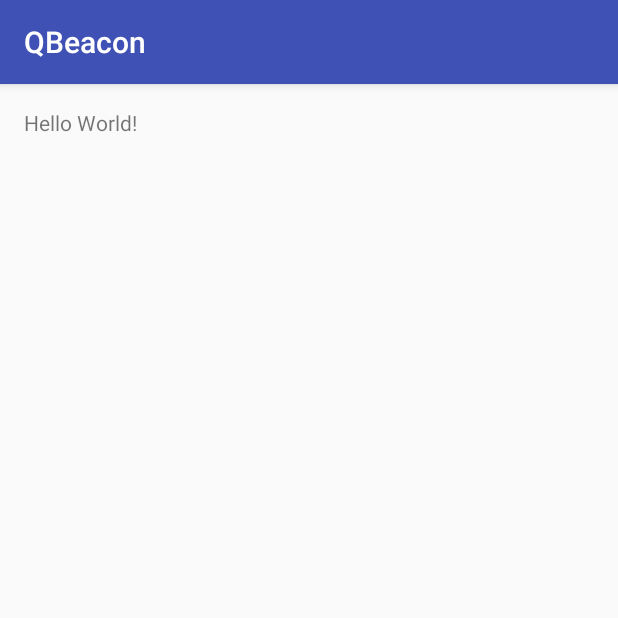
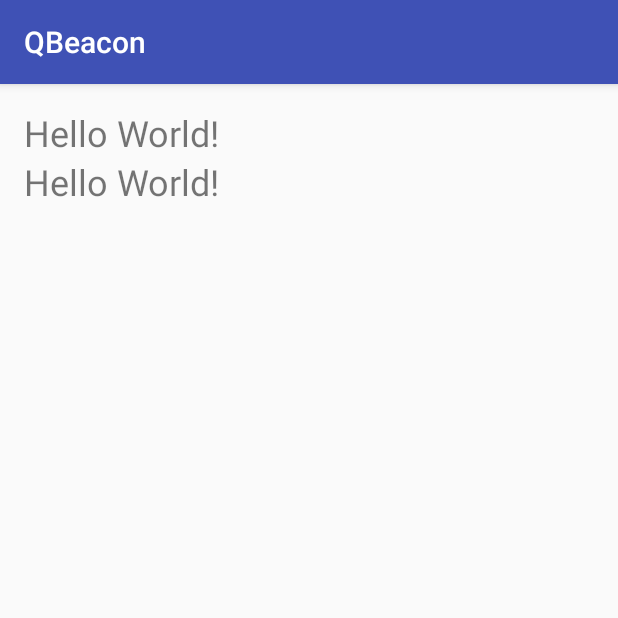
Before and after one commit to cainammello/QBeacon, an Android app: the screen it shows after launch (MainActivity), on a phone screen of 412 x 824 dp, the top half of it. Run offline under Robolectric (Android 15) with nearby library versions, the phone set to English and light mode, and no system bars; our stand-ins replace ButterKnife; libraries missing offline, so code that uses them is left out: com.orm, org.altbeacon.beacon; 6 statements that could not run were skipped.

```diff
--- a/app/build.gradle
+++ b/app/build.gradle
@@ -1,4 +1,5 @@
 apply plugin: 'com.android.application'
+apply plugin: 'android-apt'
 
 android {
     compileSdkVersion 24
@@ -30,5 +31,9 @@ dependencies {
     compile 'com.android.support:appcompat-v7:24.0.0'
 
     compile 'org.altbeacon:android-beacon-library:2+'
+    compile 'com.github.satyan:sugar:1.4'
+
+    compile 'com.jakewharton:butterknife:8.4.0'
+    apt 'com.jakewharton:butterknife-compiler:8.4.0'
 
 }
--- a/app/src/main/java/cainammello/qbeacon/MainActivity.java
+++ b/app/src/main/java/cainammello/qbeacon/MainActivity.java
@@ -4,6 +4,10 @@ import android.os.RemoteException;
 import android.support.v7.app.AppCompatActivity;
 import android.os.Bundle;
 import android.util.Log;
+import android.widget.TextView;
+
+import com.orm.SugarContext;
+import com.orm.SugarRecord;
 
 import org.altbeacon.beacon.Beacon;
 import org.altbeacon.beacon.BeaconConsumer;
@@ -15,22 +19,33 @@ import org.altbeacon.beacon.Region;
 
 import java.util.Collection;
 
+import butterknife.BindView;
+import butterknife.ButterKnife;
+import cainammello.qbeacon.model.Disciplina;
+import cainammello.qbeacon.model.Docente;
+import cainammello.qbeacon.protocolo.QBeaconProtocolo;
+
 public class MainActivity extends AppCompatActivity implements BeaconConsumer {
 
-    protected static final String TAG = "DEBUG";
+    protected static final String TAG = "DEBUG ";
     private BeaconManager beaconManager;
+
+    @BindView (R.id.docente)
+    TextView tvDocente;
+
+    @BindView (R.id.disciplina)
+    TextView tvDisciplina;
 
     @Override
     protected void onCreate(Bundle savedInstanceState) {
         super.onCreate(savedInstanceState);
         setContentView(R.layout.activity_main);
 
+        ButterKnife.bind(this);
+
+        SugarContext.init(this);
+
         beaconManager = BeaconManager.getInstanceForApplication(this);
-        // To detect proprietary beacons, you must add a line like below corresponding to your beacon
-        // type.  Do a web search for "setBeaconLayout" to get the proper expression.
-        // beaconManager.getBeaconParsers().add(new BeaconParser().
-        //        setBeaconLayout("m:2-3=beac,i:4-19,i:20-21,i:22-23,p:24-24,d:25-25"));
-
         beaconManager.getBeaconParsers().add(new BeaconParser(). setBeaconLayout("m:0-3=4c000215,i:4-19,i:20-21,i:22-23,p:24-24"));
 
         beaconManager.bind(this);
@@ -38,8 +53,38 @@ public class MainActivity extends AppCompatActivity implements BeaconConsumer {
     }
 
     @Override
+    protected void onResume() {
+        super.onResume();
+
+        /*
+
+        Docente david = new Docente("David Sena", "ZSP3");
+        david.setId(0L);
+        david.save();
+
+        Docente samy = new Docente("Samy Sá", "ZXP4");
+        samy.setId(1L);
+        samy.save();
+
+        Disciplina fup = new Disciplina("Fundamentos Programação", "123");
+        fup.setId(0L);
+        fup.save();
+
+        Disciplina discreta = new Disciplina("Matemática Discreta", "124");
+        discreta.setId(1L);
+        discreta.save();
+
+        */
+
+        Log.i(TAG, SugarRecord.listAll(Docente.class).toString());
+        Log.i(TAG, SugarRecord.listAll(Disciplina.class).toString());
+
+    }
+
+    @Override
     protected void onDestroy() {
         super.onDestroy();
+        SugarContext.terminate();
         beaconManager.unbind(this);
     }
 
@@ -72,13 +117,21 @@ public class MainActivity extends AppCompatActivity implements BeaconConsumer {
             @Override
             public void didRangeBeaconsInRegion(Collection<Beacon> beacons, Region region) {
                 if (beacons.size() > 0) {
+
                     Beacon b = beacons.iterator().next();
-                    Log.i(TAG,
-                            "The beacon: name = " + b.getBluetoothName() +
-                                    ", Adress = " + b.getBluetoothAddress() +
-                                    ", TX = " + b.getTxPower() +
-                                    ", Parser Identifier = " + b.getParserIdentifier() +
-                                    ", Rssi = " + b.getRssi());
+                    Log.i(TAG, "Recebendo nome: " + b.getBluetoothName());
+
+                    final Docente docente = QBeaconProtocolo.extrairDocente(b.getBluetoothName());
+                    final Disciplina disciplina = QBeaconProtocolo.extrairDisciplina(b.getBluetoothName());
+
+                    runOnUiThread(new Runnable() {
+                        @Override
+                        public void run() {
+                            tvDocente.setText("Beacon info docente: " + (docente != null? docente.toString(): "NULL"));
+                            tvDisciplina.setText("Beacon info disciplina: " + (disciplina != null? disciplina.toString(): "NULL"));
+                        }
+                    });
+
                 }
             }
         });
--- a/app/src/main/res/layout/activity_main.xml
+++ b/app/src/main/res/layout/activity_main.xml
@@ -1,5 +1,5 @@
 <?xml version="1.0" encoding="utf-8"?>
-<RelativeLayout xmlns:android="http://schemas.android.com/apk/res/android"
+<LinearLayout xmlns:android="http://schemas.android.com/apk/res/android"
     xmlns:tools="http://schemas.android.com/tools"
     android:layout_width="match_parent"
     android:layout_height="match_parent"
@@ -7,10 +7,22 @@
     android:paddingLeft="@dimen/activity_horizontal_margin"
     android:paddingRight="@dimen/activity_horizontal_margin"
     android:paddingTop="@dimen/activity_vertical_margin"
+    android:orientation="vertical"
     tools:context="cainammello.qbeacon.MainActivity">
 
     <TextView
+        android:id="@+id/docente"
         android:layout_width="wrap_content"
         android:layout_height="wrap_content"
-        android:text="Hello World!" />
-</RelativeLayout>
+        android:text="Hello World!"
+        android:textSize="24dp"/>
+
+    <TextView
+        android:id="@+id/disciplina"
+        android:layout_width="wrap_content"
+        android:layout_height="wrap_content"
+        android:text="Hello World!"
+        android:textSize="24dp"/>
+
+
+</LinearLayout>
```
Also changed, not shown: app/src/main/AndroidManifest.xml (+10 -4 lines), app/src/main/java/cainammello/qbeacon/model/Disciplina.java (added, +42 -0 lines), app/src/main/java/cainammello/qbeacon/model/Docente.java (added, +41 -0 lines), app/src/main/java/cainammello/qbeacon/protocolo/QBeaconProtocolo.java (added, +43 -0 lines), build.gradle (+9 -0 lines).
